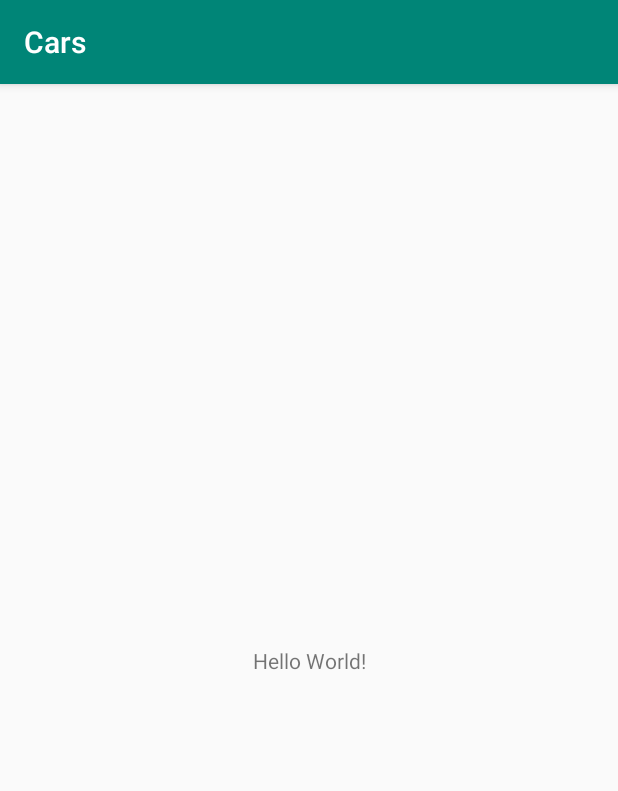
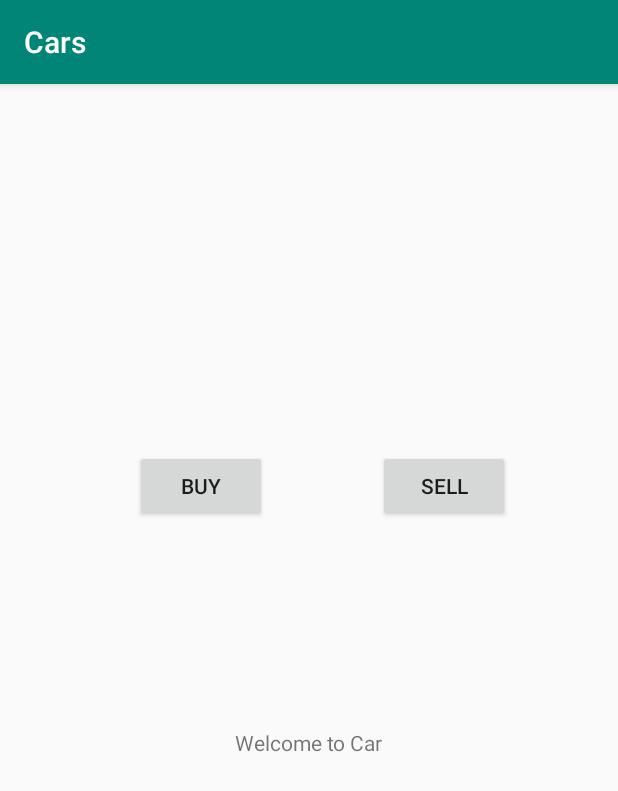
Before and after one commit to plutomars/cars, an Android app: the screen it shows after launch (MainActivity), on a phone screen of 412 x 824 dp. Shown: the top 791 px of the screen. Run offline under Robolectric (Android 15) with nearby library versions, the phone set to English and light mode, and no system bars.

```diff
--- a/app/src/main/java/com/example/pluto/cars/MainActivity.java
+++ b/app/src/main/java/com/example/pluto/cars/MainActivity.java
@@ -2,12 +2,42 @@ package com.example.pluto.cars;
 
 import android.support.v7.app.AppCompatActivity;
 import android.os.Bundle;
+import android.util.Log;
+import android.view.View;
+import android.widget.Button;
+import android.widget.TextView;
 
 public class MainActivity extends AppCompatActivity {
 
+    private Button mBuyButton;
+    private Button mSellButton;
+    private TextView mWelcomeTextView;
+    private static final String TAG = "MainActivity";
+
     @Override
     protected void onCreate(Bundle savedInstanceState) {
+        Log.d(TAG,"OnCreate()");
         super.onCreate(savedInstanceState);
         setContentView(R.layout.activity_main);
+
+        mBuyButton = (Button) findViewById(R.id.btnBuy);
+        mBuyButton.setOnClickListener(new View.OnClickListener() {
+            @Override
+            public void onClick(View v) {
+
+            }
+        });
+
+        mSellButton = (Button)findViewById(R.id.btnSell);
+        mSellButton.setOnClickListener(new View.OnClickListener() {
+            @Override
+            public void onClick(View v) {
+
+            }
+        });
+
+        mWelcomeTextView = (TextView)findViewById(R.id.txtViewWelcome);
+
+
     }
 }
--- a/app/src/main/res/layout/activity_main.xml
+++ b/app/src/main/res/layout/activity_main.xml
@@ -6,13 +6,47 @@
     android:layout_height="match_parent"
     tools:context=".MainActivity">
 
-    <TextView
+    <Button
+        android:id="@+id/btnBuy"
         android:layout_width="wrap_content"
         android:layout_height="wrap_content"
-        android:text="Hello World!"
+        android:layout_marginStart="8dp"
+        android:layout_marginTop="8dp"
+        android:layout_marginEnd="8dp"
+        android:layout_marginBottom="8dp"
+        android:text="@string/buy_button"
         app:layout_constraintBottom_toBottomOf="parent"
-        app:layout_constraintLeft_toLeftOf="parent"
-        app:layout_constraintRight_toRightOf="parent"
-        app:layout_constraintTop_toTopOf="parent" />
+        app:layout_constraintEnd_toStartOf="@+id/btnSell"
+        app:layout_constraintHorizontal_bias="0.553"
+        app:layout_constraintStart_toStartOf="parent"
+        app:layout_constraintTop_toTopOf="parent"
+        app:layout_constraintVertical_bias="0.335" />
 
+    <Button
+        android:id="@+id/btnSell"
+        android:layout_width="wrap_content"
+        android:layout_height="wrap_content"
+        android:layout_marginTop="8dp"
+        android:layout_marginEnd="72dp"
+        android:layout_marginBottom="8dp"
+        android:text="@string/sell_button"
+        app:layout_constraintBottom_toBottomOf="parent"
+        app:layout_constraintEnd_toEndOf="parent"
+        app:layout_constraintTop_toTopOf="parent"
+        app:layout_constraintVertical_bias="0.335" />
+
+    <TextView
+        android:id="@+id/txtViewWelcome"
+        android:layout_width="wrap_content"
+        android:layout_height="wrap_content"
+        android:layout_marginStart="8dp"
+        android:layout_marginTop="8dp"
+        android:layout_marginEnd="8dp"
+        android:layout_marginBottom="8dp"
+        android:text="@string/welcome_txt"
+        app:layout_constraintBottom_toBottomOf="parent"
+        app:layout_constraintEnd_toEndOf="parent"
+        app:layout_constraintStart_toStartOf="parent"
+        app:layout_constraintTop_toTopOf="parent"
+        app:layout_constraintVertical_bias="0.575" />
 </android.support.constraint.ConstraintLayout>
--- a/app/src/main/res/values/strings.xml
+++ b/app/src/main/res/values/strings.xml
@@ -1,3 +1,6 @@
 <resources>
     <string name="app_name">Cars</string>
+    <string name="buy_button">Buy</string>
+    <string name="sell_button">Sell</string>
+    <string name="welcome_txt">Welcome to Car</string>
 </resources>
```
Also changed, not shown: app/src/main/res/values/array_values.xml (added, +72 -0 lines).
